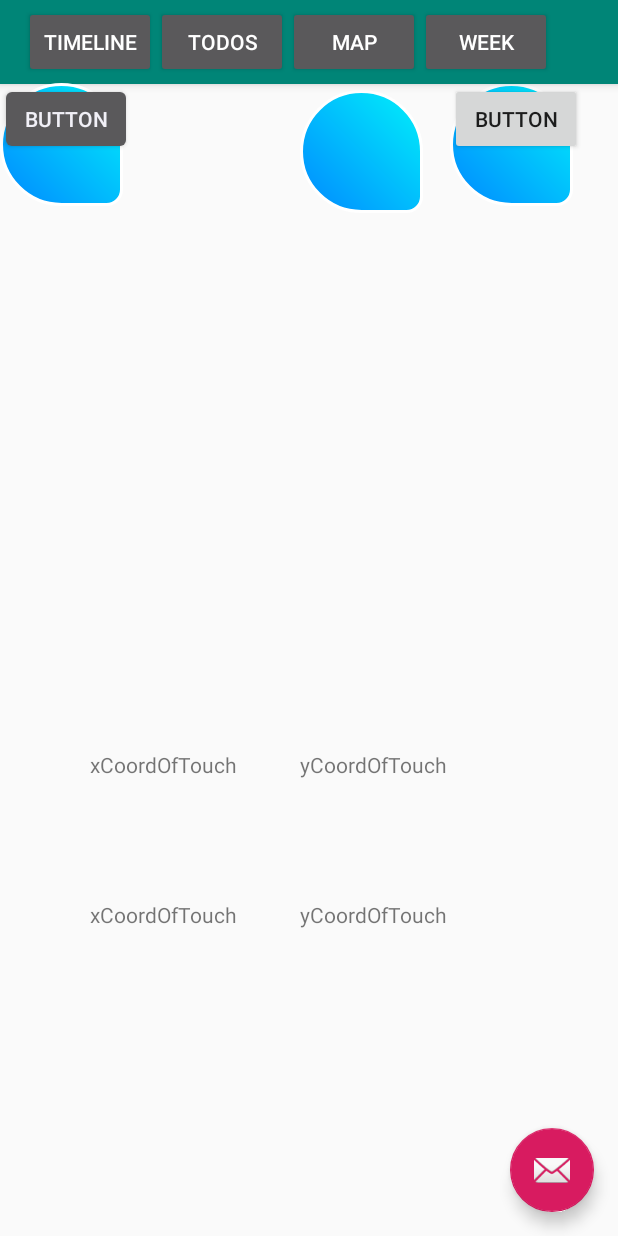
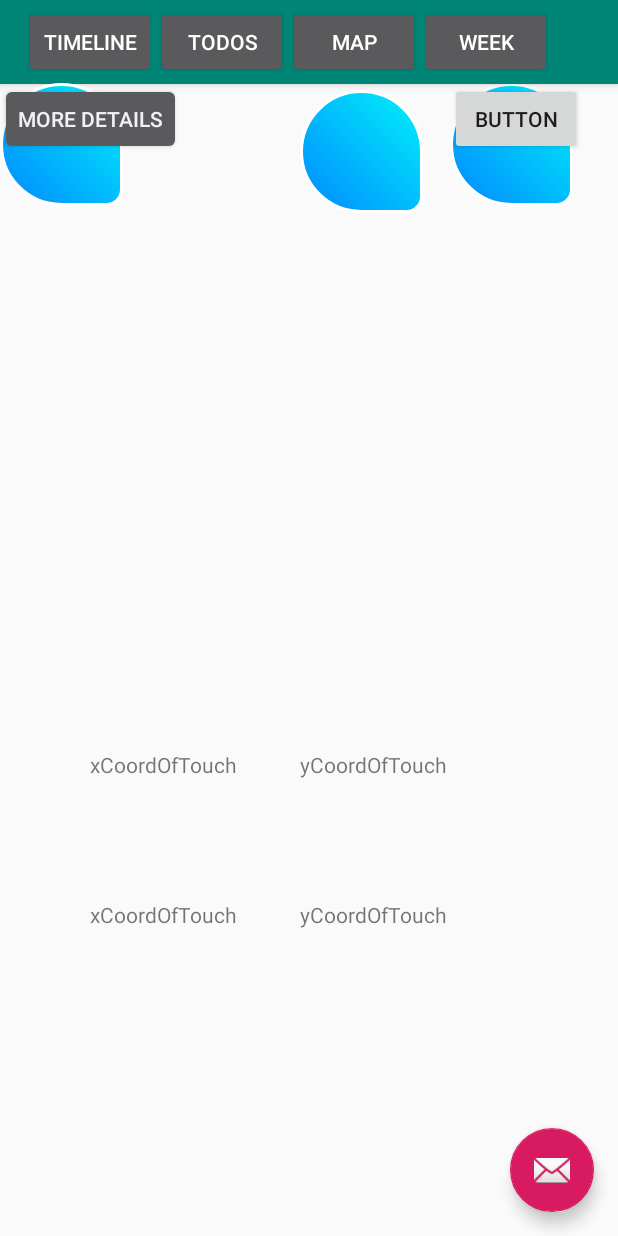
Before and after one commit to player1s/ChecklistExtendedNew, an Android app: the mapOfUnderstanding screen opened directly, with no data from a screen before it, after a tap on an icon or button, on a phone screen of 412 x 824 dp. Run offline under Robolectric (Android 15) with nearby library versions, the phone set to English and light mode, and no system bars.

Commit message:
making use of buttons inflated with parent

```diff
--- a/app/src/main/java/com/example/checklistextended/mapOfUnderstanding.java
+++ b/app/src/main/java/com/example/checklistextended/mapOfUnderstanding.java
@@ -114,9 +114,25 @@ public class mapOfUnderstanding extends AppCompatActivity {
                 inflatedConcept.setId(View.generateViewId());
                 Log.d(TAG,"Generated View: " + inflatedConcept.getId());
                 inflatedElements.add(inflatedConcept);
+                viewGroup.addView(inflatedConcept);
 
+                if (inflatedConcept instanceof ViewGroup) {
+                    Log.d(TAG,"Generated View is part of viewgroup " + inflatedConcept.getId());
+                    ViewGroup viewGroup = (ViewGroup) inflatedConcept;
+                    Button buttonOfChildConcept = (Button) viewGroup.getChildAt(0);
+                    buttonOfChildConcept.setOnClickListener(new View.OnClickListener() {
+                        public void onClick(View v) {
+                            Intent intent = new Intent(v.getContext(), weekPlan.class);
+                            startActivity(intent);
+                        }
+                    });
+                    for(int i = 0; i< viewGroup.getChildCount(); ++i) {
+                        Log.d(TAG,"Started looking through the children of: " + inflatedConcept.getId());
+                        View child = viewGroup.getChildAt(i);
 
-                viewGroup.addView(inflatedConcept);
+                        // Edit the child
+                    }
+                }
             }
         });
 
@@ -136,7 +152,7 @@ public class mapOfUnderstanding extends AppCompatActivity {
                     @Override
                     public boolean onTouch(View v, MotionEvent event) {
                         if (event.getAction() == MotionEvent.ACTION_DOWN) {
-                            Log.d(TAG,"touch fired on View: "+vToPut.getId()+" to replace on View: " +v.getId());
+                            Log.d(TAG,"touch fired on View: "+vToPut.getId()+" to replace on CoordinatorLayout: " +v.getId());
                             vToAssign.setX(event.getX());
                             vToAssign.setY(event.getY());
                             coordinatorLayoutInMap.setOnTouchListener(null);
--- a/app/src/main/res/layout/conceptinmap.xml
+++ b/app/src/main/res/layout/conceptinmap.xml
@@ -6,6 +6,14 @@
         android:layout_marginLeft="0dp"
         android:layout_marginTop="55dp">
 
+    <Button
+        android:id="@+id/buttonOnImage"
+        android:layout_width="wrap_content"
+        android:layout_height="wrap_content"
+        android:layout_marginLeft="0dp"
+        android:layout_marginTop="0dp"
+        android:text="More details" />
+
         <ImageView
             android:id="@+id/my_image_view"
             android:layout_width="wrap_content"
@@ -13,12 +21,4 @@
             android:layout_marginLeft="0dp"
             android:layout_marginTop="0dp"
             android:background="@drawable/concept" />
-
-        <Button
-            android:id="@+id/buttonOnImage"
-            android:layout_width="wrap_content"
-            android:layout_height="wrap_content"
-            android:layout_marginLeft="0dp"
-            android:layout_marginTop="0dp"
-            android:text="Button" />
     </RelativeLayout>
```
